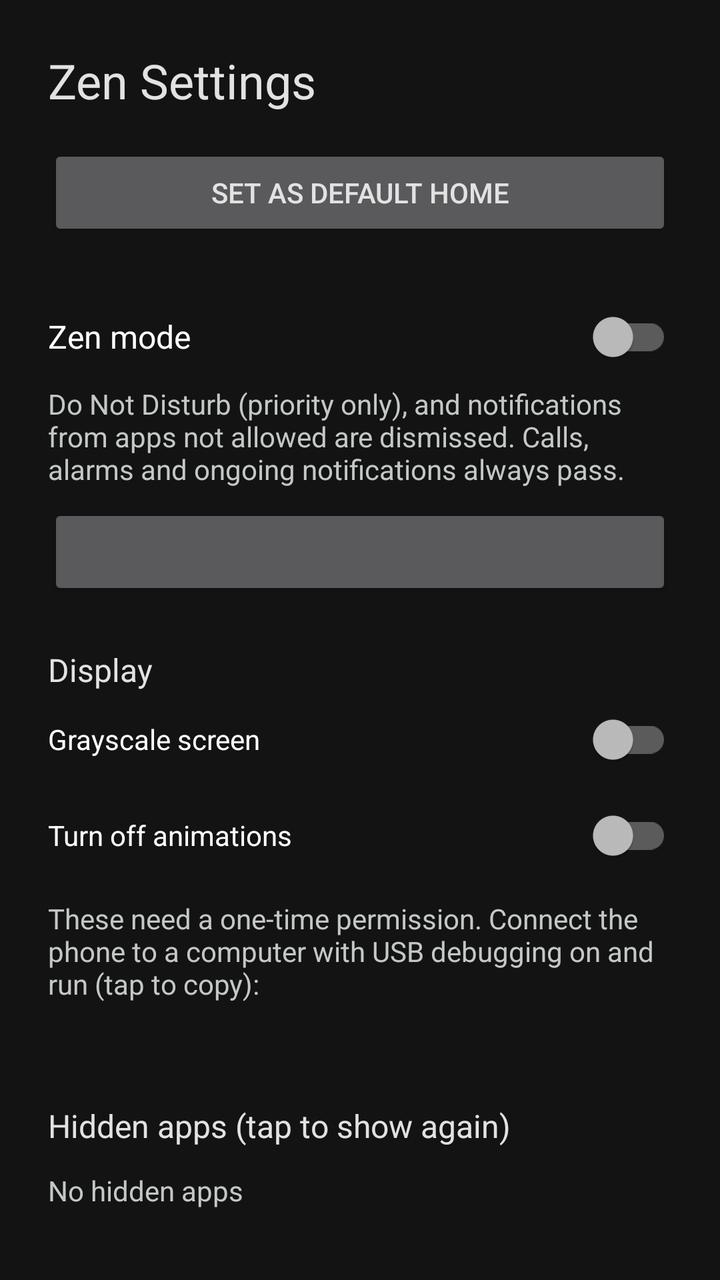
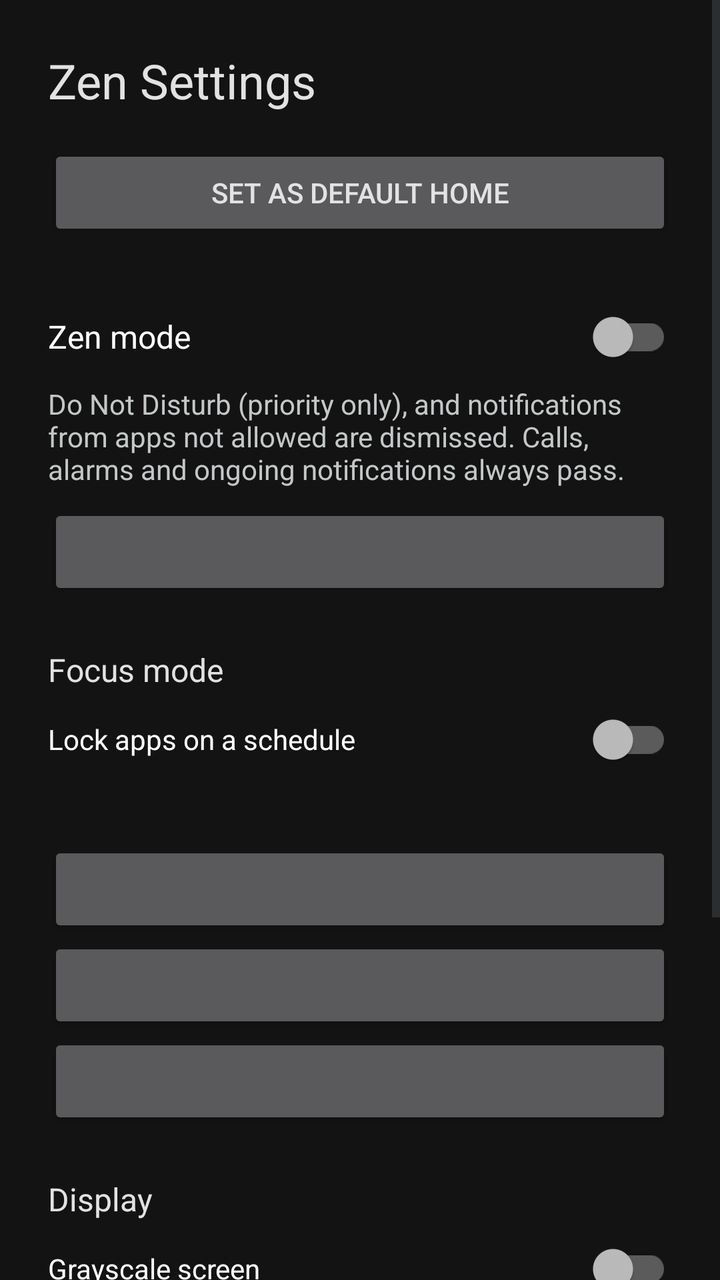

An Android layout rendered at two revisions. The XML below is the earlier revision; the diff shows what the commit changed to produce the second picture.
<!-- AndroidManifest.xml: application theme Theme.Zen -->
<!-- res/layout/activity_settings.xml -->
<?xml version="1.0" encoding="utf-8"?>
<LinearLayout xmlns:android="http://schemas.android.com/apk/res/android"
    xmlns:app="http://schemas.android.com/apk/res-auto"
    android:layout_width="match_parent"
    android:layout_height="match_parent"
    android:orientation="vertical"
    android:paddingHorizontal="24dp">

    <TextView
        android:layout_width="wrap_content"
        android:layout_height="wrap_content"
        android:layout_marginTop="24dp"
        android:text="@string/settings_label"
        android:textAppearance="@style/TextAppearance.AppCompat.Headline" />

    <Button
        android:id="@+id/setDefaultHome"
        android:layout_width="match_parent"
        android:layout_height="wrap_content"
        android:layout_marginTop="16dp"
        android:text="@string/set_default_home" />

    <androidx.appcompat.widget.SwitchCompat
        android:id="@+id/zenSwitch"
        android:layout_width="match_parent"
        android:layout_height="wrap_content"
        android:layout_marginTop="24dp"
        android:minHeight="48dp"
        android:text="@string/zen_mode"
        android:textAppearance="@style/TextAppearance.AppCompat.Subhead" />

    <TextView
        android:layout_width="wrap_content"
        android:layout_height="wrap_content"
        android:text="@string/zen_summary"
        android:textColor="?android:attr/textColorSecondary" />

    <Button
        android:id="@+id/allowedApps"
        android:layout_width="match_parent"
        android:layout_height="wrap_content"
        android:layout_marginTop="8dp" />

    <TextView
        android:layout_width="wrap_content"
        android:layout_height="wrap_content"
        android:layout_marginTop="24dp"
        android:text="@string/display_title"
        android:textAppearance="@style/TextAppearance.AppCompat.Subhead" />

    <androidx.appcompat.widget.SwitchCompat
        android:id="@+id/grayscaleSwitch"
        android:layout_width="match_parent"
        android:layout_height="wrap_content"
        android:minHeight="48dp"
        android:text="@string/grayscale" />

    <androidx.appcompat.widget.SwitchCompat
        android:id="@+id/animationsSwitch"
        android:layout_width="match_parent"
        android:layout_height="wrap_content"
        android:minHeight="48dp"
        android:text="@string/no_animations" />

    <LinearLayout
        android:id="@+id/adbHint"
        android:layout_width="match_parent"
        android:layout_height="wrap_content"
        android:background="?attr/selectableItemBackground"
        android:orientation="vertical"
        android:paddingVertical="8dp">

        <TextView
            android:layout_width="wrap_content"
            android:layout_height="wrap_content"
            android:text="@string/adb_hint"
            android:textColor="?android:attr/textColorSecondary" />

        <TextView
            android:id="@+id/adbCommand"
            android:layout_width="wrap_content"
            android:layout_height="wrap_content"
            android:layout_marginTop="4dp"
            android:textAppearance="@style/TextAppearance.Zen.MonoSmall" />
    </LinearLayout>

    <TextView
        android:layout_width="wrap_content"
        android:layout_height="wrap_content"
        android:layout_marginTop="24dp"
        android:text="@string/hidden_title"
        android:textAppearance="@style/TextAppearance.AppCompat.Subhead" />

    <TextView
        android:id="@+id/empty"
        android:layout_width="wrap_content"
        android:layout_height="wrap_content"
        android:layout_marginTop="12dp"
        android:text="@string/no_hidden"
        android:textColor="?android:attr/textColorSecondary" />

    <androidx.recyclerview.widget.RecyclerView
        android:id="@+id/hiddenList"
        android:layout_width="match_parent"
        android:layout_height="0dp"
        android:layout_weight="1"
        app:layoutManager="androidx.recyclerview.widget.LinearLayoutManager" />
</LinearLayout>
<!-- resources referenced by this layout -->
<resources>
  <string name="adb_hint">These need a one-time permission. Connect the phone to a computer with USB debugging on and run (tap to copy):</string>
  <string name="display_title">Display</string>
  <string name="grayscale">Grayscale screen</string>
  <string name="hidden_title">Hidden apps (tap to show again)</string>
  <string name="no_animations">Turn off animations</string>
  <string name="no_hidden">No hidden apps</string>
  <string name="set_default_home">Set as default home</string>
  <string name="settings_label">Zen Settings</string>
  <string name="zen_mode">Zen mode</string>
  <string name="zen_summary">Do Not Disturb (priority only), and notifications from apps not allowed are dismissed. Calls, alarms and ongoing notifications always pass.</string>
  <style name="TextAppearance.Zen.MonoSmall" parent="">
          <item name="android:fontFamily">@font/jetbrains_mono_medium</item>
          <item name="android:textSize">11sp</item>
          <item name="android:letterSpacing">0.08</item>
          <item name="android:textColor">@color/outline</item>
      </style>
  <style name="Theme.Zen" parent="Theme.AppCompat.NoActionBar">
          <item name="android:windowBackground">@color/background</item>
          <item name="android:textColorPrimary">@color/on_surface</item>
          <item name="android:textColorSecondary">@color/on_surface_variant</item>
          <item name="android:textColorHint">@color/outline</item>
          <item name="colorAccent">@color/primary</item>
          <item name="colorControlNormal">@color/outline_variant</item>
          <item name="colorControlActivated">@color/primary</item>
      </style>
  <color name="outline">#8E9192</color>
  <color name="background">#131313</color>
  <color name="on_surface">#E2E2E2</color>
  <color name="on_surface_variant">#C4C7C8</color>
  <color name="primary">#FFFFFF</color>
  <color name="outline_variant">#444748</color>
</resources>

<!-- the commit's change to res/layout/activity_settings.xml (unified diff, before → after) -->
@@ -1,10 +1,15 @@
 <?xml version="1.0" encoding="utf-8"?>
-<LinearLayout xmlns:android="http://schemas.android.com/apk/res/android"
+<ScrollView xmlns:android="http://schemas.android.com/apk/res/android"
     xmlns:app="http://schemas.android.com/apk/res-auto"
     android:layout_width="match_parent"
-    android:layout_height="match_parent"
+    android:layout_height="match_parent">
+
+<LinearLayout
+    android:layout_width="match_parent"
+    android:layout_height="wrap_content"
     android:orientation="vertical"
-    android:paddingHorizontal="24dp">
+    android:paddingHorizontal="24dp"
+    android:paddingBottom="24dp">
 
     <TextView
         android:layout_width="wrap_content"
@@ -40,6 +45,42 @@
         android:layout_width="match_parent"
         android:layout_height="wrap_content"
         android:layout_marginTop="8dp" />
+
+    <TextView
+        android:layout_width="wrap_content"
+        android:layout_height="wrap_content"
+        android:layout_marginTop="24dp"
+        android:text="@string/focus_title"
+        android:textAppearance="@style/TextAppearance.AppCompat.Subhead" />
+
+    <androidx.appcompat.widget.SwitchCompat
+        android:id="@+id/focusSwitch"
+        android:layout_width="match_parent"
+        android:layout_height="wrap_content"
+        android:minHeight="48dp"
+        android:text="@string/focus_switch" />
+
+    <TextView
+        android:id="@+id/focusSummary"
+        android:layout_width="wrap_content"
+        android:layout_height="wrap_content"
+        android:textColor="?android:attr/textColorSecondary" />
+
+    <Button
+        android:id="@+id/focusTime"
+        android:layout_width="match_parent"
+        android:layout_height="wrap_content"
+        android:layout_marginTop="8dp" />
+
+    <Button
+        android:id="@+id/focusDays"
+        android:layout_width="match_parent"
+        android:layout_height="wrap_content" />
+
+    <Button
+        android:id="@+id/focusApps"
+        android:layout_width="match_parent"
+        android:layout_height="wrap_content" />
 
     <TextView
         android:layout_width="wrap_content"
@@ -102,7 +143,8 @@
     <androidx.recyclerview.widget.RecyclerView
         android:id="@+id/hiddenList"
         android:layout_width="match_parent"
-        android:layout_height="0dp"
-        android:layout_weight="1"
+        android:layout_height="wrap_content"
+        android:nestedScrollingEnabled="false"
         app:layoutManager="androidx.recyclerview.widget.LinearLayoutManager" />
 </LinearLayout>
+</ScrollView>
<!-- resource entries referenced after the edit -->
@@ -2,6 +2,8 @@
 <resources>
   <string name="adb_hint">These need a one-time permission. Connect the phone to a computer with USB debugging on and run (tap to copy):</string>
   <string name="display_title">Display</string>
+  <string name="focus_switch">Lock apps on a schedule</string>
+  <string name="focus_title">Focus mode</string>
   <string name="grayscale">Grayscale screen</string>
   <string name="hidden_title">Hidden apps (tap to show again)</string>
   <string name="no_animations">Turn off animations</string>
